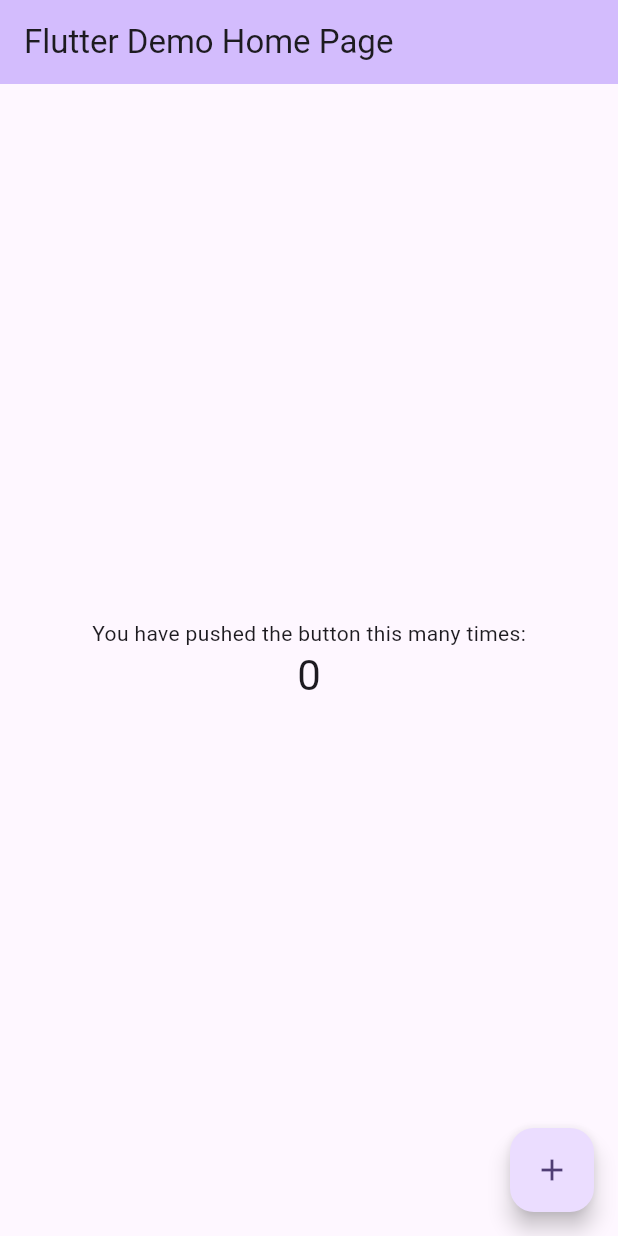
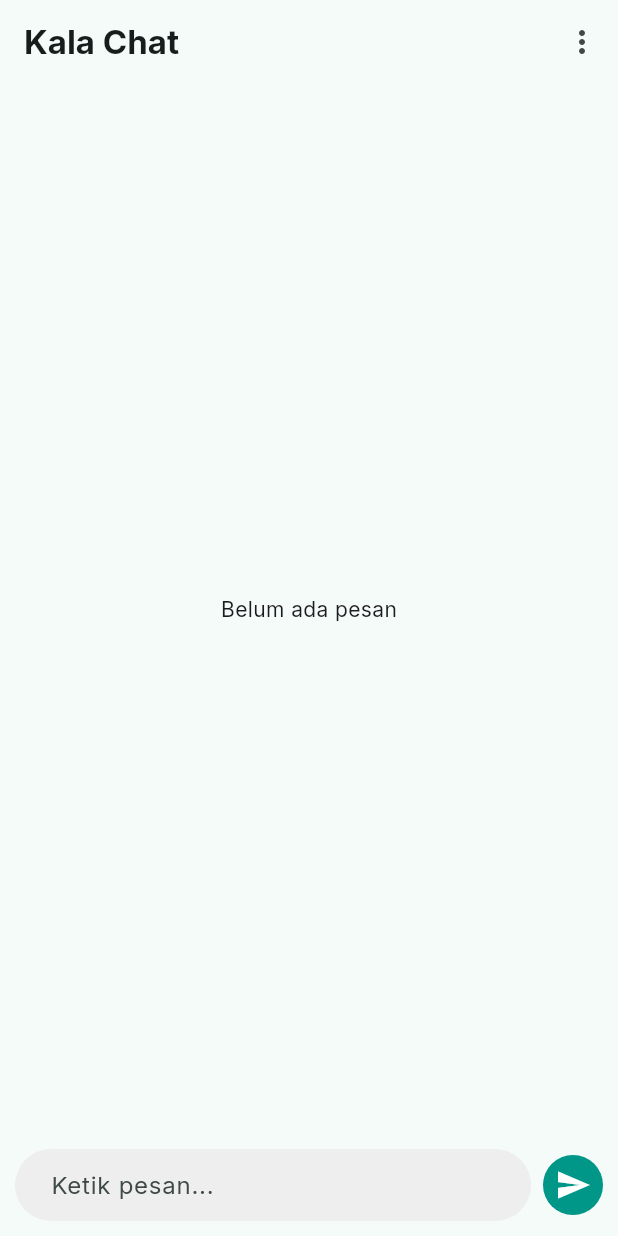
Before and after one commit to randimufi08-code/kala_chat, a Flutter app: the screen it shows after launch, on a phone screen of 412 x 824 dp. Run offline on Flutter 3.47's test engine with Material 3 defaults, Android fonts, the light colour scheme and no system bars; our stand-ins replace google_fonts.

Commit message:
Update: Menambahkan UI dasar chat dengan Google Fonts

```diff
--- a/lib/main.dart
+++ b/lib/main.dart
@@ -1,121 +1,71 @@
 import 'package:flutter/material.dart';
+import 'package:google_fonts/google_fonts.dart';
 
 void main() {
-  runApp(const MyApp());
+  runApp(const KalaChat());
 }
 
-class MyApp extends StatelessWidget {
-  const MyApp({super.key});
+class KalaChat extends StatelessWidget {
+  const KalaChat({super.key});
 
-  // This widget is the root of your application.
   @override
   Widget build(BuildContext context) {
     return MaterialApp(
-      title: 'Flutter Demo',
+      debugShowCheckedModeBanner: false,
       theme: ThemeData(
-        // This is the theme of your application.
-        //
-        // TRY THIS: Try running your application with "flutter run". You'll see
-        // the application has a purple toolbar. Then, without quitting the app,
-        // try changing the seedColor in the colorScheme below to Colors.green
-        // and then invoke "hot reload" (save your changes or press the "hot
-        // reload" button in a Flutter-supported IDE, or press "r" if you used
-        // the command line to start the app).
-        //
-        // Notice that the counter didn't reset back to zero; the application
-        // state is not lost during the reload. To reset the state, use hot
-        // restart instead.
-        //
-        // This works for code too, not just values: Most code changes can be
-        // tested with just a hot reload.
-        colorScheme: .fromSeed(seedColor: Colors.deepPurple),
+        useMaterial3: true,
+        colorSchemeSeed: Colors.teal, // Warna khas chat yang elegan
+        textTheme: GoogleFonts.interTextTheme(),
       ),
-      home: const MyHomePage(title: 'Flutter Demo Home Page'),
+      home: const ChatScreen(),
     );
   }
 }
 
-class MyHomePage extends StatefulWidget {
-  const MyHomePage({super.key, required this.title});
-
-  // This widget is the home page of your application. It is stateful, meaning
-  // that it has a State object (defined below) that contains fields that affect
-  // how it looks.
-
-  // This class is the configuration for the state. It holds the values (in this
-  // case the title) provided by the parent (in this case the App widget) and
-  // used by the build method of the State. Fields in a Widget subclass are
-  // always marked "final".
-
-  final String title;
-
-  @override
-  State<MyHomePage> createState() => _MyHomePageState();
-}
-
-class _MyHomePageState extends State<MyHomePage> {
-  int _counter = 0;
-
-  void _incrementCounter() {
-    setState(() {
-      // This call to setState tells the Flutter framework that something has
-      // changed in this State, which causes it to rerun the build method below
-      // so that the display can reflect the updated values. If we changed
-      // _counter without calling setState(), then the build method would not be
-      // called again, and so nothing would appear to happen.
-      _counter++;
-    });
-  }
+class ChatScreen extends StatelessWidget {
+  const ChatScreen({super.key});
 
   @override
   Widget build(BuildContext context) {
-    // This method is rerun every time setState is called, for instance as done
-    // by the _incrementCounter method above.
-    //
-    // The Flutter framework has been optimized to make rerunning build methods
-    // fast, so that you can just rebuild anything that needs updating rather
-    // than having to individually change instances of widgets.
     return Scaffold(
       appBar: AppBar(
-        // TRY THIS: Try changing the color here to a specific color (to
-        // Colors.amber, perhaps?) and trigger a hot reload to see the AppBar
-        // change color while the other colors stay the same.
-        backgroundColor: Theme.of(context).colorScheme.inversePrimary,
-        // Here we take the value from the MyHomePage object that was created by
-        // the App.build method, and use it to set our appbar title.
-        title: Text(widget.title),
+        title: const Text('Kala Chat', style: TextStyle(fontWeight: FontWeight.bold)),
+        actions: [IconButton(icon: const Icon(Icons.more_vert), onPressed: () {})],
       ),
-      body: Center(
-        // Center is a layout widget. It takes a single child and positions it
-        // in the middle of the parent.
-        child: Column(
-          // Column is also a layout widget. It takes a list of children and
-          // arranges them vertically. By default, it sizes itself to fit its
-          // children horizontally, and tries to be as tall as its parent.
-          //
-          // Column has various properties to control how it sizes itself and
-          // how it positions its children. Here we use mainAxisAlignment to
-          // center the children vertically; the main axis here is the vertical
-          // axis because Columns are vertical (the cross axis would be
-          // horizontal).
-          //
-          // TRY THIS: Invoke "debug painting" (choose the "Toggle Debug Paint"
-          // action in the IDE, or press "p" in the console), to see the
-          // wireframe for each widget.
-          mainAxisAlignment: .center,
-          children: [
-            const Text('You have pushed the button this many times:'),
-            Text(
-              '$_counter',
-              style: Theme.of(context).textTheme.headlineMedium,
+      body: Column(
+        children: [
+          const Expanded(child: Center(child: Text("Belum ada pesan"))),
+          _buildInputBar(),
+        ],
+      ),
+    );
+  }
+
+  Widget _buildInputBar() {
+    return Padding(
+      padding: const EdgeInsets.all(10),
+      child: Row(
+        children: [
+          Expanded(
+            child: TextField(
+              decoration: InputDecoration(
+                hintText: 'Ketik pesan...',
+                filled: true,
+                fillColor: Colors.grey[200],
+                border: OutlineInputBorder(
+                  borderRadius: BorderRadius.circular(30),
+                  borderSide: BorderSide.none,
+                ),
+                contentPadding: const EdgeInsets.symmetric(horizontal: 20),
+              ),
             ),
-          ],
-        ),
-      ),
-      floatingActionButton: FloatingActionButton(
-        onPressed: _incrementCounter,
-        tooltip: 'Increment',
-        child: const Icon(Icons.add),
+          ),
+          const SizedBox(width: 8),
+          CircleAvatar(
+            backgroundColor: Colors.teal,
+            child: IconButton(icon: const Icon(Icons.send, color: Colors.white), onPressed: () {}),
+          ),
+        ],
       ),
     );
   }
--- a/pubspec.yaml
+++ b/pubspec.yaml
@@ -34,6 +34,10 @@ dependencies:
   # The following adds the Cupertino Icons font to your application.
   # Use with the CupertinoIcons class for iOS style icons.
   cupertino_icons: ^1.0.8
+  firebase_core: ^4.7.0
+  firebase_auth: ^6.4.0
+  cloud_firestore: ^6.3.0
+  google_fonts: ^8.1.0
 
 dev_dependencies:
   flutter_test:
```
Also changed, not shown: pubspec.lock, 4 other files.
